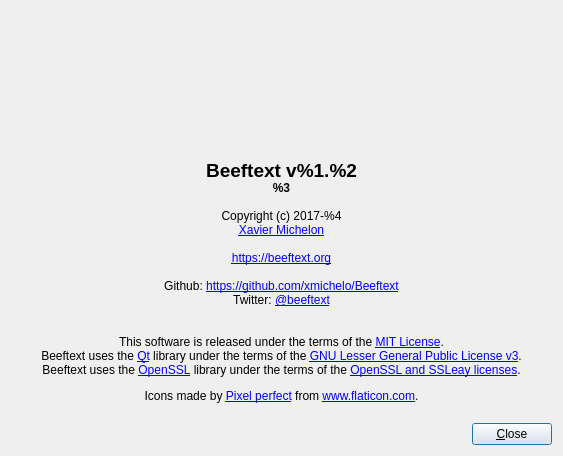
The window that Beeftext/AboutDialog.ui (xmichelo/Beeftext) describes before a commit, drawn with Qt 5.
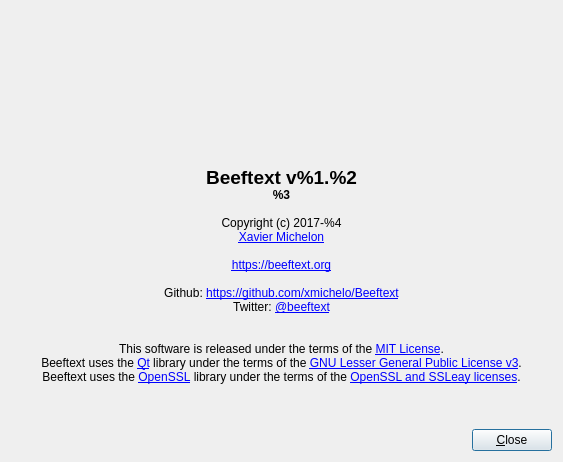
The same window after the commit. Icons and pictures are not drawn.

What changed in the file:
```diff
--- a/Beeftext/AboutDialog.ui
+++ b/Beeftext/AboutDialog.ui
@@ -7,7 +7,7 @@
     <x>0</x>
     <y>0</y>
     <width>562</width>
-    <height>451</height>
+    <height>462</height>
    </rect>
   </property>
   <property name="windowTitle">
@@ -30,7 +30,7 @@
    <item row="2" column="0" colspan="3">
     <widget class="QLabel" name="labelText">
      <property name="text">
-      <string>&lt;html&gt;&lt;head/&gt;&lt;body&gt;&lt;p align=&quot;center&quot;&gt;&lt;br/&gt;&lt;span style=&quot; font-size:14pt; font-weight:600;&quot;&gt;Beeftext v%1.%2&lt;br/&gt;&lt;/span&gt;&lt;span style=&quot; font-weight:600;&quot;&gt;%3&lt;/span&gt;&lt;br/&gt;&lt;br/&gt;Copyright (c) 2017-%4&lt;br/&gt;&lt;a href=&quot;https://x-mi.com&quot;&gt;&lt;span style=&quot; text-decoration: underline; color:#%5;&quot;&gt;Xavier Michelon&lt;br/&gt;&lt;/span&gt;&lt;/a&gt;&lt;br/&gt;&lt;a href=&quot;https://beeftext.org&quot;&gt;&lt;span style=&quot; text-decoration: underline; color:#%5;&quot;&gt;https://beeftext.org&lt;br/&gt;&lt;/span&gt;&lt;/a&gt;&lt;br/&gt;Github: &lt;a href=&quot;https://github.com/xmichelo/Beeftext&quot;&gt;&lt;span style=&quot; text-decoration: underline; color:#%5;&quot;&gt;https://github.com/xmichelo/Beeftext&lt;/span&gt;&lt;/a&gt;&lt;br/&gt;Twitter: &lt;a href=&quot;https://twitter.com/beeftext&quot;&gt;&lt;span style=&quot; text-decoration: underline; color:#%5;&quot;&gt;@beeftext&lt;br/&gt;&lt;/span&gt;&lt;/a&gt;&lt;br/&gt;&lt;br/&gt;This software is released under the terms of the &lt;a href=&quot;https://en.wikipedia.org/wiki/MIT_License&quot;&gt;&lt;span style=&quot; text-decoration: underline; color:#%5;&quot;&gt;MIT License&lt;/span&gt;&lt;/a&gt;.&lt;br/&gt;Beeftext uses the &lt;a href=&quot;https://www.qt.io/&quot;&gt;&lt;span style=&quot; text-decoration: underline; color:#%5;&quot;&gt;Qt&lt;/span&gt;&lt;/a&gt; library under the terms of the &lt;a href=&quot;https://www.gnu.org/licenses/lgpl-3.0.txt&quot;&gt;&lt;span style=&quot; text-decoration: underline; color:#%5;&quot;&gt;GNU Lesser General Public License v3&lt;/span&gt;&lt;/a&gt;.&lt;br/&gt;Beeftext uses the &lt;a href=&quot;https://www.openssl.org&quot;&gt;&lt;span style=&quot; text-decoration: underline; color:#%5;&quot;&gt;OpenSSL&lt;/span&gt;&lt;/a&gt; library under the terms of the &lt;a href=&quot;https://www.openssl.org/source/license.html&quot;&gt;&lt;span style=&quot; text-decoration: underline; color:#%5;&quot;&gt;OpenSSL and SSLeay licenses&lt;/span&gt;&lt;/a&gt;.&lt;/p&gt;&lt;p align=&quot;center&quot;&gt;Icons made by &lt;a href=&quot;https://www.flaticon.com/authors/pixel-perfect&quot;&gt;&lt;span style=&quot; text-decoration: underline; color:#%5;&quot;&gt;Pixel perfect&lt;/span&gt;&lt;/a&gt; from &lt;a href=&quot;http://www.flaticon.com/&quot;&gt;&lt;span style=&quot; text-decoration: underline; color:#%5;&quot;&gt;www.flaticon.com&lt;/span&gt;&lt;/a&gt;.&lt;br/&gt;&lt;/p&gt;&lt;/body&gt;&lt;/html&gt;</string>
+      <string>&lt;html&gt;&lt;head/&gt;&lt;body&gt;&lt;p align=&quot;center&quot;&gt;&lt;br/&gt;&lt;span style=&quot; font-size:14pt; font-weight:600;&quot;&gt;Beeftext v%1.%2&lt;br/&gt;&lt;/span&gt;&lt;span style=&quot; font-weight:600;&quot;&gt;%3&lt;/span&gt;&lt;br/&gt;&lt;br/&gt;Copyright (c) 2017-%4&lt;br/&gt;&lt;a href=&quot;https://x-mi.com&quot;&gt;&lt;span style=&quot; text-decoration: underline; color:#%5;&quot;&gt;Xavier Michelon&lt;br/&gt;&lt;/span&gt;&lt;/a&gt;&lt;br/&gt;&lt;a href=&quot;https://beeftext.org&quot;&gt;&lt;span style=&quot; text-decoration: underline; color:#%5;&quot;&gt;https://beeftext.org&lt;br/&gt;&lt;/span&gt;&lt;/a&gt;&lt;br/&gt;Github: &lt;a href=&quot;https://github.com/xmichelo/Beeftext&quot;&gt;&lt;span style=&quot; text-decoration: underline; color:#%5;&quot;&gt;https://github.com/xmichelo/Beeftext&lt;/span&gt;&lt;/a&gt;&lt;br/&gt;Twitter: &lt;a href=&quot;https://twitter.com/beeftext&quot;&gt;&lt;span style=&quot; text-decoration: underline; color:#%5;&quot;&gt;@beeftext&lt;br/&gt;&lt;/span&gt;&lt;/a&gt;&lt;br/&gt;&lt;br/&gt;This software is released under the terms of the &lt;a href=&quot;https://en.wikipedia.org/wiki/MIT_License&quot;&gt;&lt;span style=&quot; text-decoration: underline; color:#%5;&quot;&gt;MIT License&lt;/span&gt;&lt;/a&gt;.&lt;br/&gt;Beeftext uses the &lt;a href=&quot;https://www.qt.io/&quot;&gt;&lt;span style=&quot; text-decoration: underline; color:#%5;&quot;&gt;Qt&lt;/span&gt;&lt;/a&gt; library under the terms of the &lt;a href=&quot;https://www.gnu.org/licenses/lgpl-3.0.txt&quot;&gt;&lt;span style=&quot; text-decoration: underline; color:#%5;&quot;&gt;GNU Lesser General Public License v3&lt;/span&gt;&lt;/a&gt;.&lt;br/&gt;Beeftext uses the &lt;a href=&quot;https://www.openssl.org&quot;&gt;&lt;span style=&quot; text-decoration: underline; color:#%5;&quot;&gt;OpenSSL&lt;/span&gt;&lt;/a&gt; library under the terms of the &lt;a href=&quot;https://www.openssl.org/source/license.html&quot;&gt;&lt;span style=&quot; text-decoration: underline; color:#%5;&quot;&gt;OpenSSL and SSLeay licenses&lt;/span&gt;&lt;/a&gt;.&lt;/p&gt;&lt;/body&gt;&lt;/html&gt;</string>
      </property>
      <property name="alignment">
       <set>Qt::AlignHCenter|Qt::AlignTop</set>
```
